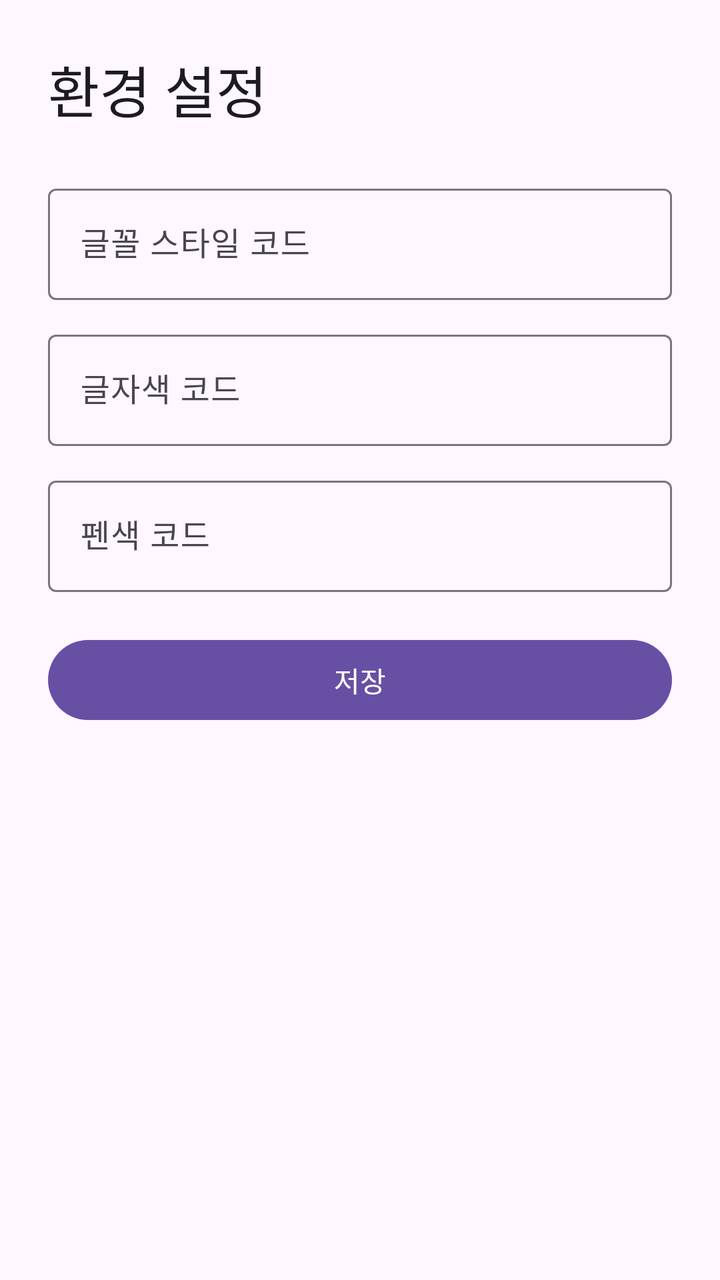
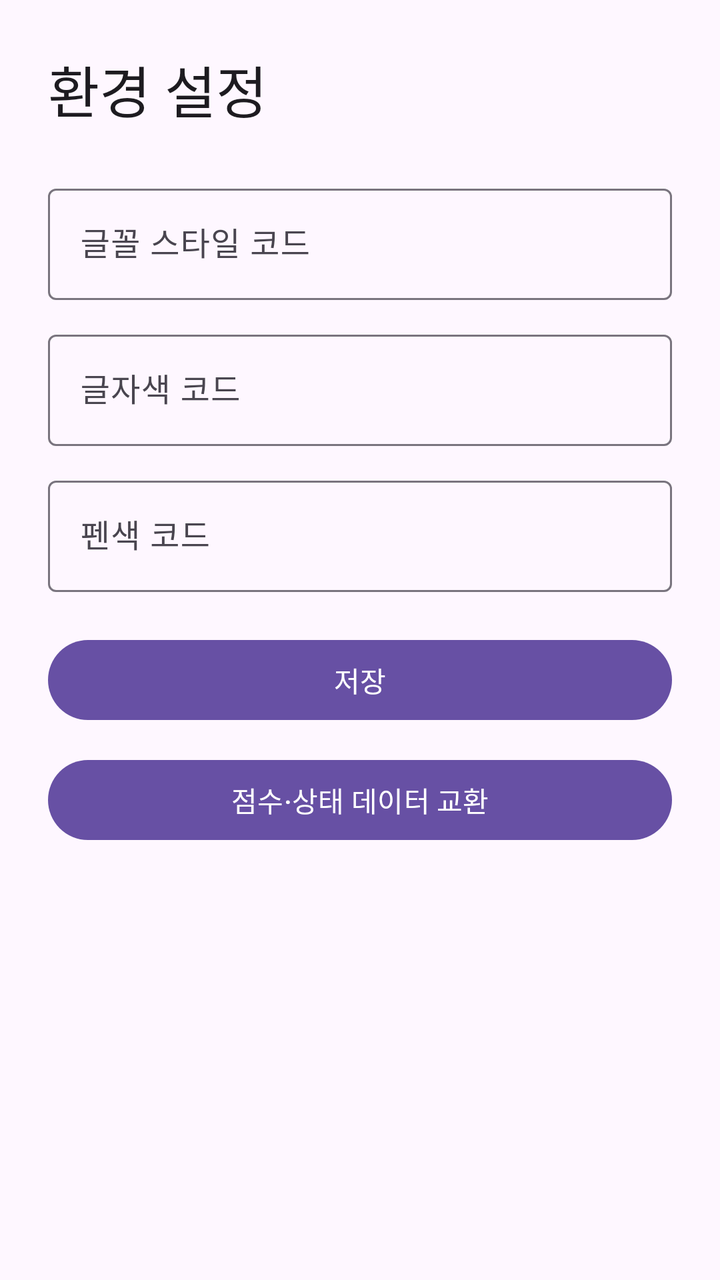

Compare the two renders of this Android layout. The source of the first and the diff that turns it into the second are given below.
<!-- AndroidManifest.xml: application theme Theme.Eunhyo2 -->
<!-- res/layout/activity_settings.xml -->
<?xml version="1.0" encoding="utf-8"?>
<ScrollView xmlns:android="http://schemas.android.com/apk/res/android"
    android:layout_width="match_parent"
    android:layout_height="match_parent">

    <LinearLayout
        android:layout_width="match_parent"
        android:layout_height="wrap_content"
        android:orientation="vertical"
        android:padding="24dp">

        <TextView
            android:layout_width="match_parent"
            android:layout_height="wrap_content"
            android:text="환경 설정"
            android:textAppearance="@style/TextAppearance.Material3.HeadlineMedium" />

        <com.google.android.material.textfield.TextInputLayout
            android:layout_width="match_parent"
            android:layout_height="wrap_content"
            android:layout_marginTop="24dp"
            android:hint="글꼴 스타일 코드">
            <com.google.android.material.textfield.TextInputEditText
                android:id="@+id/inputFontStyle"
                android:layout_width="match_parent"
                android:layout_height="wrap_content"
                android:inputType="numberSigned" />
        </com.google.android.material.textfield.TextInputLayout>

        <com.google.android.material.textfield.TextInputLayout
            android:layout_width="match_parent"
            android:layout_height="wrap_content"
            android:layout_marginTop="12dp"
            android:hint="글자색 코드">
            <com.google.android.material.textfield.TextInputEditText
                android:id="@+id/inputTextColor"
                android:layout_width="match_parent"
                android:layout_height="wrap_content"
                android:inputType="numberSigned" />
        </com.google.android.material.textfield.TextInputLayout>

        <com.google.android.material.textfield.TextInputLayout
            android:layout_width="match_parent"
            android:layout_height="wrap_content"
            android:layout_marginTop="12dp"
            android:hint="펜색 코드">
            <com.google.android.material.textfield.TextInputEditText
                android:id="@+id/inputPenColor"
                android:layout_width="match_parent"
                android:layout_height="wrap_content"
                android:inputType="numberSigned" />
        </com.google.android.material.textfield.TextInputLayout>

        <com.google.android.material.button.MaterialButton
            android:id="@+id/buttonSave"
            android:layout_width="match_parent"
            android:layout_height="wrap_content"
            android:layout_marginTop="20dp"
            android:text="저장" />

        <TextView
            android:id="@+id/textResult"
            android:layout_width="match_parent"
            android:layout_height="wrap_content"
            android:layout_marginTop="16dp" />
    </LinearLayout>
</ScrollView>
<!-- resources referenced by this layout -->
<resources>
  <style name="Theme.Eunhyo2" parent="Theme.Material3.DayNight.NoActionBar">
          <item name="android:windowLightStatusBar">true</item>
      </style>
</resources>

<!-- the commit's change to res/layout/activity_settings.xml (unified diff, before → after) -->
@@ -58,6 +58,13 @@
             android:layout_marginTop="20dp"
             android:text="저장" />
 
+        <com.google.android.material.button.MaterialButton
+            android:id="@+id/buttonDataTransfer"
+            android:layout_width="match_parent"
+            android:layout_height="wrap_content"
+            android:layout_marginTop="12dp"
+            android:text="점수·상태 데이터 교환" />
+
         <TextView
             android:id="@+id/textResult"
             android:layout_width="match_parent"
